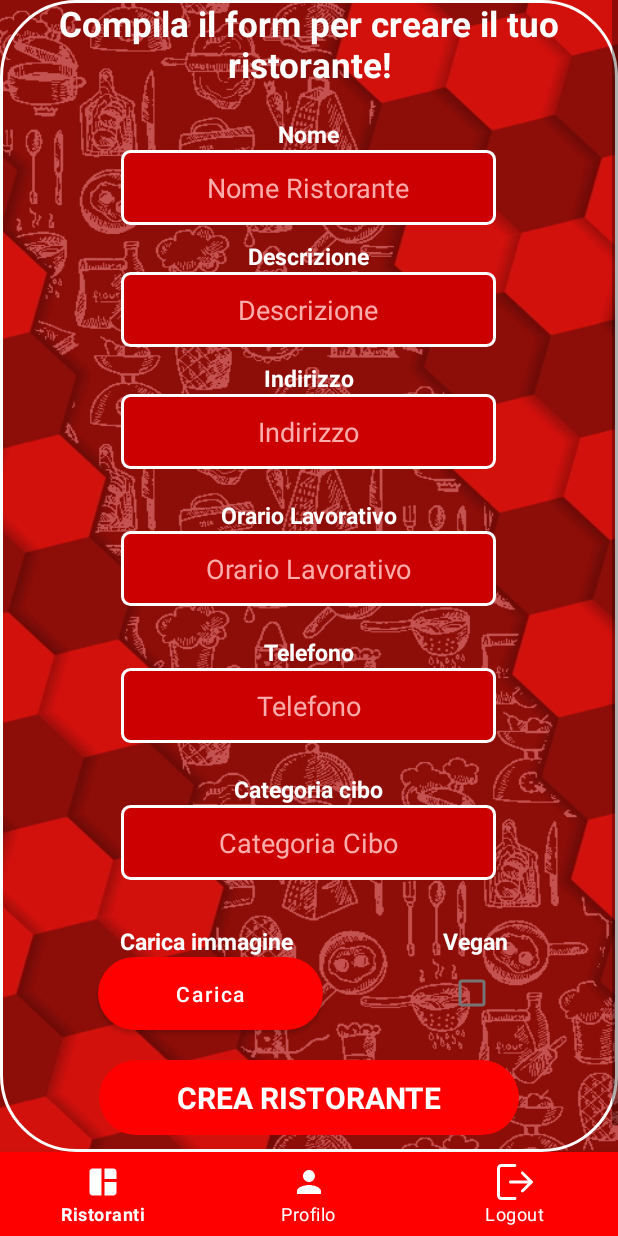
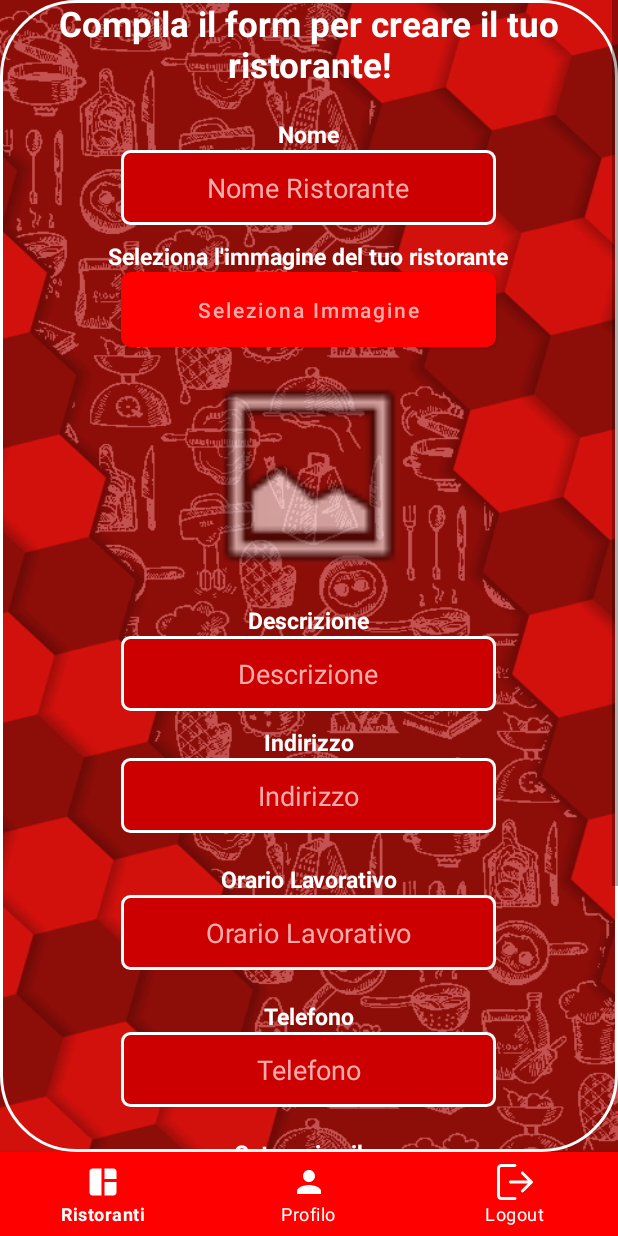
Before and after one commit to MattSona99/ProgettoProgrammazione, an Android app: the fragment FragmentUpgradeProprietario placed in its activity, on a phone screen of 412 x 824 dp. Run offline under Robolectric (Android 15) with nearby library versions, the phone set to English and light mode, and no system bars; our stand-ins replace Firebase (no records; nobody signed in at launch, a user with empty details on screens opened directly); 2 statements that could not run were skipped.

Commit message:
seleziona foto funzionante

```diff
--- a/app/src/main/java/com/example/progettoprogrammazione/utente/FragmentUpgradeProprietario.kt
+++ b/app/src/main/java/com/example/progettoprogrammazione/utente/FragmentUpgradeProprietario.kt
@@ -1,23 +1,36 @@
 package com.example.progettoprogrammazione.utente
 
+import android.app.Activity
+import android.content.ContentResolver
 import android.content.Intent
+import android.net.Uri
 import android.os.Bundle
+import android.os.Environment
+import android.provider.MediaStore
 import android.view.LayoutInflater
 import android.view.View
 import android.view.ViewGroup
 import android.widget.Toast
+import androidx.activity.result.contract.ActivityResultContracts
+import androidx.core.app.ActivityCompat.startActivityForResult
+import androidx.core.content.FileProvider
 import androidx.fragment.app.Fragment
 import androidx.lifecycle.ViewModelProvider
+import com.example.progettoprogrammazione.BuildConfig.APPLICATION_ID
 import com.example.progettoprogrammazione.activity.RestaurateurActivity
 import com.example.progettoprogrammazione.databinding.FragmentUpgrProprietarioBinding
 import com.example.progettoprogrammazione.models.Restaurant
 import com.example.progettoprogrammazione.utils.*
 import com.example.progettoprogrammazione.viewmodels.RestaurantViewModel
 import com.google.firebase.auth.FirebaseAuth
+import com.google.firebase.components.BuildConfig.APPLICATION_ID
+import com.google.firebase.database.BuildConfig
 import com.google.firebase.database.FirebaseDatabase
+import com.google.firebase.database.collection.BuildConfig.APPLICATION_ID
+import java.io.File
 import java.util.*
 
-class FragmentUpgradeProprietario : Fragment(), UserUtil, RestaurantUtils {
+class FragmentUpgradeProprietario : Fragment(), UserUtil, RestaurantUtils, ImgUtils {
 
     private lateinit var binding: FragmentUpgrProprietarioBinding
 
@@ -25,6 +38,13 @@ class FragmentUpgradeProprietario : Fragment(), UserUtil, RestaurantUtils {
     override var firebaseDatabase: FirebaseDatabase = FirebaseDatabase.getInstance()
 
     private lateinit var restaurantData: Restaurant
+
+    lateinit var ImageUri : Uri
+    private val CHOOSE_PHOTO = 2
+    private val selectImageFromGalleryResult = registerForActivityResult(ActivityResultContracts.GetContent()) { uri: Uri? ->
+        uri?.let { previewImage.setImageURI(uri) }
+    }
+    private val previewImage by lazy { binding.previewImage }
 
     override fun onCreateView(
         inflater: LayoutInflater,
@@ -38,7 +58,9 @@ class FragmentUpgradeProprietario : Fragment(), UserUtil, RestaurantUtils {
     override fun onViewCreated(view: View, savedInstanceState: Bundle?) {
         super.onViewCreated(view, savedInstanceState)
 
-
+        binding.selectImgNewR.setOnClickListener{
+            selectImageFromGallery()
+        }
         binding.ConstraintCreaRist.setOnClickListener {
 
             binding.nomeristoranteNewR.text.toString()
@@ -49,6 +71,7 @@ class FragmentUpgradeProprietario : Fragment(), UserUtil, RestaurantUtils {
             val telefonoR = binding.telefonoNewR.text.toString()
             val tipoCiboR = binding.tipociboNewR.text.toString()
             val veganR = binding.veganNewR
+            uploadImage()
 
             if (nomeR.length > 20) {
                 binding.nomeristoranteNewR.error =
@@ -115,4 +138,11 @@ class FragmentUpgradeProprietario : Fragment(), UserUtil, RestaurantUtils {
             }
         }
     }
+
+    override fun selectImageFromGallery() = selectImageFromGalleryResult.launch("image/*")
+
+    override fun uploadImage() {
+        TODO("Not yet implemented")
+    }
+
 }
--- a/app/src/main/res/layout/fragment_upgr_proprietario.xml
+++ b/app/src/main/res/layout/fragment_upgr_proprietario.xml
@@ -20,6 +20,7 @@
         <androidx.constraintlayout.widget.ConstraintLayout
             android:layout_width="match_parent"
             android:layout_height="match_parent">
+
 
             <TextView
                 android:id="@+id/text_form_prop"
@@ -68,6 +69,36 @@
                     android:textColorHighlight="#E91E63"
                     android:textColorHint="@color/pink"
                     android:textColorLink="#E91E63" />
+
+                <TextView
+                    android:id="@+id/text_select_img"
+                    android:layout_width="wrap_content"
+                    android:layout_height="wrap_content"
+                    android:text="Seleziona l'immagine del tuo ristorante"
+                    android:textColor="@color/white"
+                    android:textSize="15dp"
+                    android:textStyle="bold" />
+
+                <Button
+                    android:id="@+id/select_img_newR"
+                    android:layout_width="250dp"
+                    android:layout_height="50dp"
+                    android:layout_marginBottom="10dp"
+                    android:background="@drawable/custom_input"
+                    android:ems="10"
+                    android:gravity="center"
+                    android:hint="Seleziona Immagine"
+                    android:textColor="@color/white"
+                    android:textColorHighlight="#E91E63"
+                    android:textColorHint="@color/pink"
+                    android:textColorLink="#E91E63" />
+
+                <ImageView
+                    android:id="@+id/preview_image"
+                    android:layout_width="374dp"
+                    android:layout_height="151dp"
+                    app:srcCompat="@android:drawable/ic_menu_gallery"
+                    android:layout_marginBottom="10dp" />
 
                 <TextView
                     android:id="@+id/text_descrizione_rist"
@@ -189,46 +220,10 @@
                     android:textColorHint="@color/pink"
                     android:textColorLink="#E91E63" />
 
-                <RelativeLayout
-                    android:id="@+id/relativeLayout"
-                    android:layout_width="match_parent"
-                    android:layout_height="100dp"
-                    android:padding="10dp"
-                    app:layout_constraintEnd_toEndOf="parent"
-                    app:layout_constraintStart_toStartOf="parent"
-                    app:layout_constraintTop_toTopOf="@id/ConstraintCreaRist">
-
-                    <TextView
-                        android:id="@+id/text_select_img"
-                        android:layout_width="wrap_content"
-                        android:layout_height="wrap_content"
-                        android:layout_marginLeft="50dp"
-                        android:text="Carica immagine"
-                        android:textColor="@color/white"
-                        android:textSize="15dp"
-                        android:textStyle="bold" />
-
-                    <Button
-                        android:id="@+id/select_img_newR"
-                        android:layout_width="150dp"
-                        android:layout_height="50dp"
-                        android:layout_below="@id/text_select_img"
-                        android:layout_marginLeft="35dp"
-                        android:layout_marginBottom="10dp"
-                        android:background="@drawable/red_button"
-                        android:ems="10"
-                        android:gravity="center"
-                        android:hint="Carica"
-                        android:textColorHighlight="#E91E63"
-                        android:textColorHint="@color/white"
-                        android:textColorLink="#E91E63" />
-
                 <TextView
                     android:id="@+id/text_vegan_rist"
                     android:layout_width="wrap_content"
                     android:layout_height="wrap_content"
-                        android:layout_marginLeft="100dp"
-                        android:layout_toRightOf="@id/text_select_img"
                     android:text="Vegan"
                     android:textColor="@color/white"
                     android:textSize="15dp"
@@ -237,12 +232,8 @@
                 <CheckBox
                     android:id="@+id/vegan_newR"
                     android:layout_width="wrap_content"
-                        android:layout_height="wrap_content"
-                        android:layout_below="@id/text_vegan_rist"
-                        android:layout_marginLeft="75dp"
-                        android:layout_toRightOf="@id/select_img_newR" />
+                    android:layout_height="wrap_content" />
 
-                </RelativeLayout>
 
                 <androidx.constraintlayout.widget.ConstraintLayout
                     android:id="@+id/ConstraintCreaRist"
@@ -269,6 +260,7 @@
                 </androidx.constraintlayout.widget.ConstraintLayout>
 
 
+
             </LinearLayout>
         </androidx.constraintlayout.widget.ConstraintLayout>
     </ScrollView>
```
Lines whose indentation alone changed are shown as unchanged.
